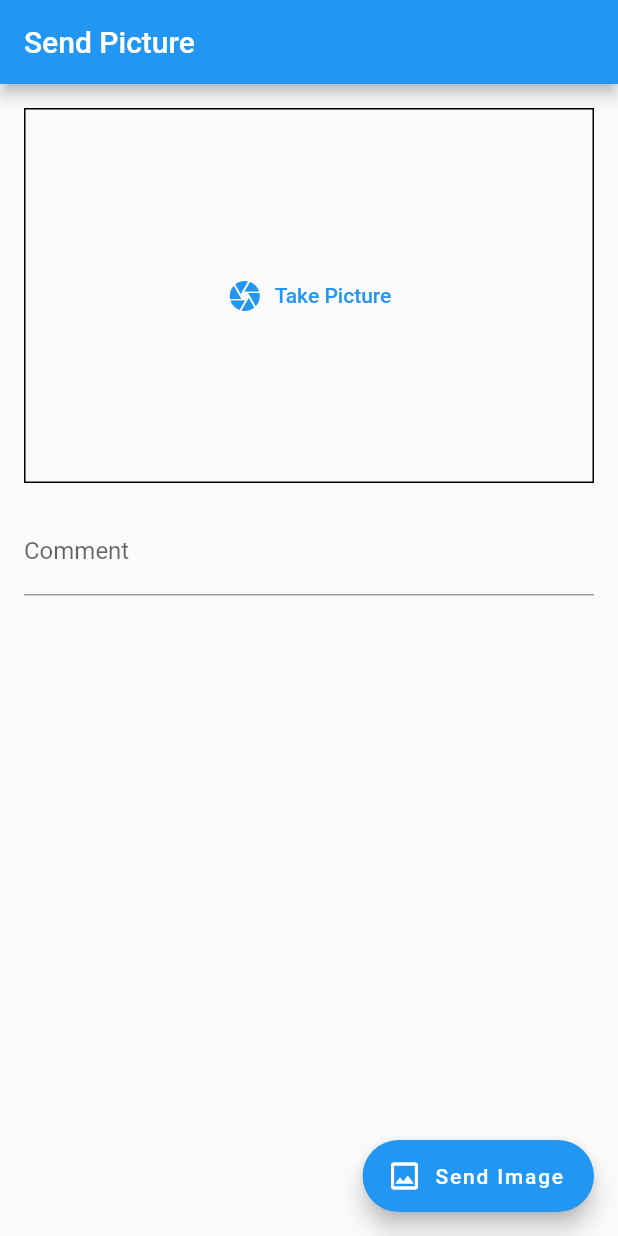
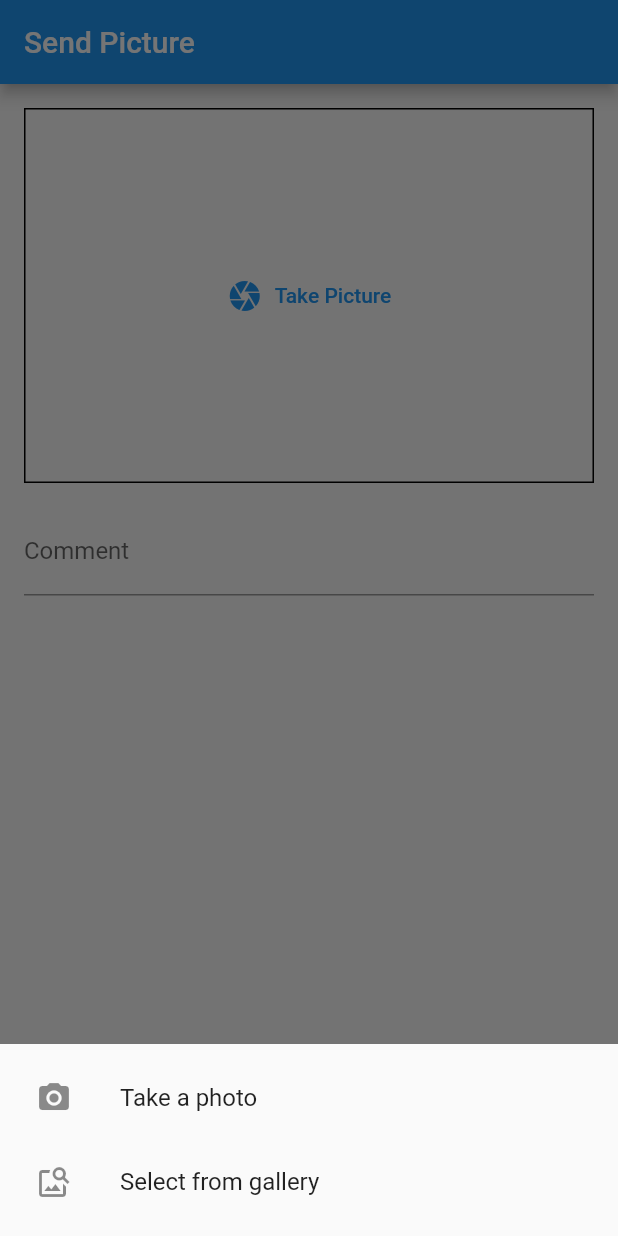
Before and after one commit to Mowgle88/photo_app, a Flutter app: the screen it shows after launch, after a tap on "Take Picture", on a phone screen of 412 x 824 dp. Run offline on Flutter 3.47's test engine with Material 2 defaults, Android fonts, the phone set to English and light mode, and no system bars; our stand-ins replace image_picker.

Commit message:
feat: add image picker

```diff
--- a/lib/components/image_input.dart
+++ b/lib/components/image_input.dart
@@ -1,4 +1,6 @@
+import 'dart:io';
 import 'package:flutter/material.dart';
+import 'package:image_picker/image_picker.dart';
 
 class ImageInput extends StatefulWidget {
   const ImageInput({Key? key}) : super(key: key);
@@ -8,13 +10,84 @@ class ImageInput extends StatefulWidget {
 }
 
 class _ImageInputState extends State<ImageInput> {
+  File? _selectedImage;
+
+  void _takePhoto() async {
+    Navigator.of(context).pop();
+    final pickedImage = await ImagePicker().pickImage(
+      source: ImageSource.camera,
+      maxWidth: 600,
+    );
+
+    if (pickedImage == null) {
+      return;
+    }
+
+    setState(() {
+      _selectedImage = File(pickedImage.path);
+    });
+  }
+
+  void _selectPhoto() async {
+    Navigator.of(context).pop();
+
+    final pickedImage = await ImagePicker().pickImage(
+      source: ImageSource.gallery,
+      maxWidth: 600,
+    );
+
+    if (pickedImage == null) {
+      return;
+    }
+
+    setState(() {
+      _selectedImage = File(pickedImage.path);
+    });
+  }
+
+  void _takePicture() async {
+    showModalBottomSheet(
+        context: context,
+        builder: (context) {
+          return Padding(
+            padding: const EdgeInsets.all(8.0),
+            child: Wrap(
+              children: [
+                ListTile(
+                  leading: const Icon(Icons.camera_alt),
+                  title: const Text('Take a photo'),
+                  onTap: _takePhoto,
+                ),
+                ListTile(
+                  leading: const Icon(Icons.image_search),
+                  title: const Text('Select from gallery'),
+                  onTap: _selectPhoto,
+                ),
+              ],
+            ),
+          );
+        });
+  }
+
   @override
   Widget build(BuildContext context) {
     Widget content = TextButton.icon(
-      onPressed: () {},
+      onPressed: _takePicture,
       icon: const Icon(Icons.camera),
       label: const Text('Take Picture'),
     );
+
+    if (_selectedImage != null) {
+      content = GestureDetector(
+        onTap: _takePicture,
+        child: Image.file(
+          _selectedImage!,
+          fit: BoxFit.cover,
+          width: double.infinity,
+          height: double.infinity,
+        ),
+      );
+    }
 
     return Container(
       decoration:
--- a/pubspec.yaml
+++ b/pubspec.yaml
@@ -35,6 +35,7 @@ dependencies:
   # The following adds the Cupertino Icons font to your application.
   # Use with the CupertinoIcons class for iOS style icons.
   cupertino_icons: ^1.0.2
+  image_picker: ^1.0.2
 
 dev_dependencies:
   flutter_test:
```
Also changed, not shown: pubspec.lock, 15 other files.
